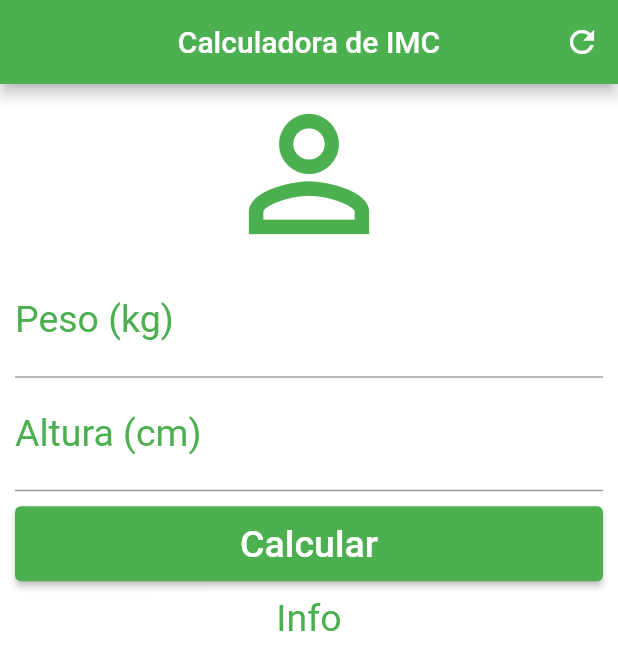
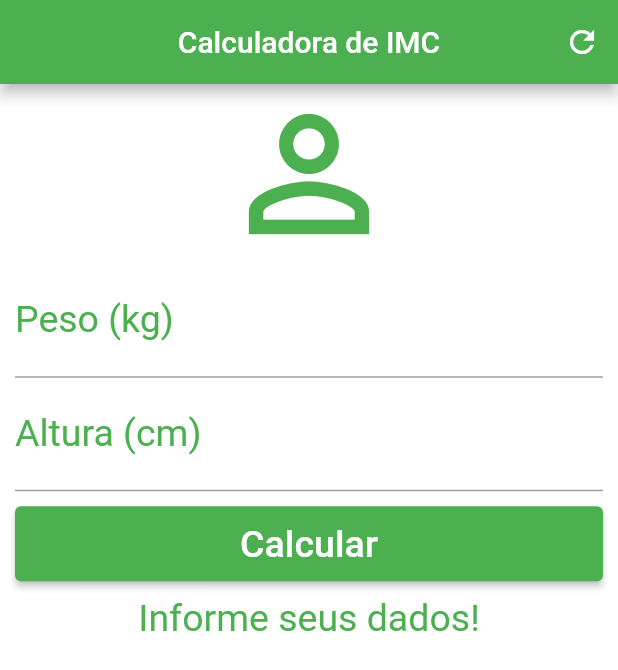
Before and after one commit to binascohub/calculadora-imc, a Flutter app: the screen it shows after launch, after a tap on "Calcular", on a phone screen of 412 x 824 dp. Shown: the top 670 px of the screen. Run offline on Flutter 3.47's test engine with Material 2 defaults, Android fonts, the phone set to English and light mode, and no system bars.

Commit message:
controller e calculos

```diff
--- a/lib/main.dart
+++ b/lib/main.dart
@@ -14,6 +14,41 @@ class Home extends StatefulWidget {
 }
 
 class _HomeState extends State<Home> {
+
+  TextEditingController weightController = TextEditingController();
+  TextEditingController heightController = TextEditingController();
+
+  String _infoText = "Informe seus dados!";
+
+  void _resetFields(){
+    setState(() {
+      weightController.text = "";
+      heightController.text = "";
+      _infoText = "informe seus dados!";
+    });
+  }
+
+  void _calculate(){
+    setState(() {
+      double weight = double.parse(weightController.text);
+      double height = double.parse(heightController.text) / 100;
+      double imc = weight / (height * height);
+      if(imc < 18.6){
+        _infoText = "Abaixo do Peso (${imc.toStringAsPrecision(4)})";
+      } else if(imc >= 18.6 && imc < 24.9){
+        _infoText = "Peso Ideal (${imc.toStringAsPrecision(4)})";
+      } else if(imc >= 24.9 && imc < 29.9){
+        _infoText = "Levemente Acima do Peso (${imc.toStringAsPrecision(4)})";
+      } else if(imc >= 29.9 && imc < 34.9){
+        _infoText = "Obesidade Grau I (${imc.toStringAsPrecision(4)})";
+      } else if(imc >= 34.9 && imc < 39.9){
+        _infoText = "Obesidade Grau II (${imc.toStringAsPrecision(4)})";
+      } else if(imc >= 40){
+        _infoText = "Obesidade Grau III (${imc.toStringAsPrecision(4)})";
+      }
+    });
+  }
+
   @override
   Widget build(BuildContext context) {
     return Scaffold(
@@ -21,7 +56,7 @@ class _HomeState extends State<Home> {
           title: Text("Calculadora de IMC"),
           centerTitle: true,
           backgroundColor: Colors.green,
-          actions: [IconButton(onPressed: () {}, icon: Icon(Icons.refresh))],
+          actions: [IconButton(onPressed: _resetFields, icon: Icon(Icons.refresh))],
         ),
         backgroundColor: Colors.white,
         body: SingleChildScrollView(
@@ -41,6 +76,7 @@ class _HomeState extends State<Home> {
                     labelStyle: TextStyle(color: Colors.green)),
                 textAlign: TextAlign.center,
                 style: TextStyle(color: Colors.green, fontSize: 25.0),
+                controller: weightController,
               ),
               TextField(
                 keyboardType: TextInputType.number,
@@ -49,13 +85,14 @@ class _HomeState extends State<Home> {
                     labelStyle: TextStyle(color: Colors.green)),
                 textAlign: TextAlign.center,
                 style: TextStyle(color: Colors.green, fontSize: 25.0),
+                controller: heightController,
               ),
               Padding(
                 padding: EdgeInsets.only(top: 10.0, bottom: 10.0),
                 child: Container(
                   height: 50.0,
                   child: ElevatedButton(
-                    onPressed: () {},
+                    onPressed: _calculate,
                     child: Text(
                       "Calcular",
                       style: TextStyle(fontSize: 25.0),
@@ -65,7 +102,7 @@ class _HomeState extends State<Home> {
                 ),
               ),
               Text(
-                "Info",
+                _infoText,
                 textAlign: TextAlign.center,
                 style: TextStyle(color: Colors.green, fontSize: 25.0),
               )
```
